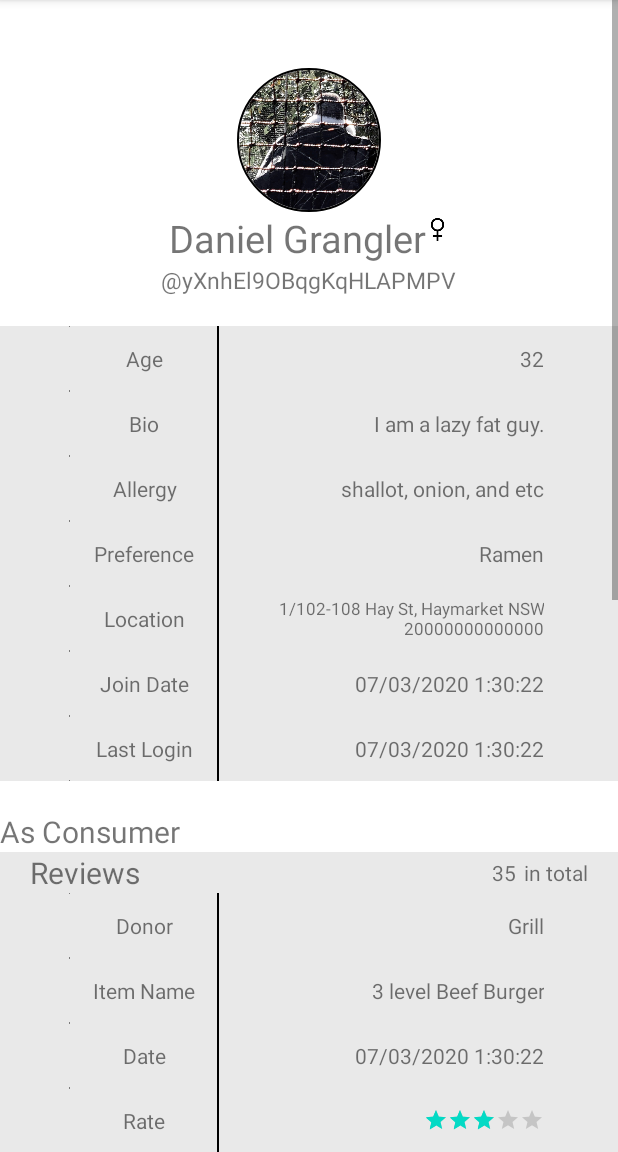
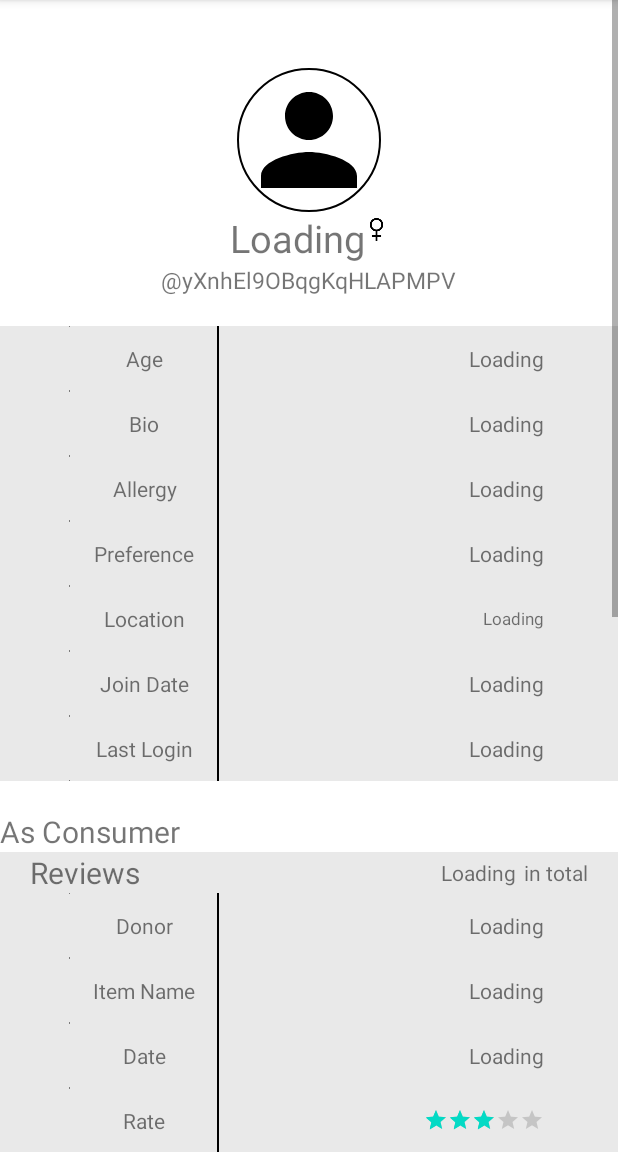
Before and after one commit to mospy26/foodfair, an Android app: the fragment ProfileFragment shown on its own in the app's theme, on a phone screen of 412 x 824 dp, the part 84-1236 px from its top. Run offline under Robolectric (Android 15) with nearby library versions, the phone set to English and light mode, and no system bars; our stand-ins replace CircleImageView, Firebase (no records; nobody signed in at launch, a user with empty details on screens opened directly), Picasso; pictures from the network do not load; Roboto replaces fonts that are not available here; 1 statement that could not run was skipped.

Commit message:
Food item & User Profile xml default content switch to placeholder.

```diff
--- a/app/src/main/res/layout/food_item.xml
+++ b/app/src/main/res/layout/food_item.xml
@@ -73,7 +73,7 @@
                             style="@style/TableRightCell"
                             android:id="@+id/fooddetail_foodallergyTextView"
                             android:textColor="@color/Red"
-                            android:text="milk, cheese " />
+                            android:text="Loading" />
                     </TableRow>
 
                     <TableRow>
@@ -84,7 +84,7 @@
                         <TextView
                             android:id="@+id/fooddetail_foodOnDateTextView"
                             style="@style/TableRightCell"
-                            android:text="2020-09-10 18:33:20" />
+                            android:text="Loading" />
                     </TableRow>
 
                     <TableRow>
@@ -96,7 +96,7 @@
                         <TextView
                             android:id="@+id/fooddetail_foodExpireDateTextView"
                             style="@style/TableRightCell"
-                            android:text="2020-09-10 18:33:20" />
+                            android:text="Loading" />
                     </TableRow>
 
                     <TableRow>
@@ -107,7 +107,7 @@
                         <TextView
                             android:id="@+id/fooddetail_foodQuantityTextView"
                             style="@style/TableRightCell"
-                            android:text="3" />
+                            android:text="Loading" />
                     </TableRow>
                     <TableRow>
                         <TextView
@@ -117,7 +117,7 @@
                         <TextView
                             style="@style/TableRightCell"
                             android:id="@+id/fooddetail_donorNameTextView"
-                            android:text="Piccacio Restaurant"
+                            android:text="Loading"
                             />
                     </TableRow>
                     <TableRow>
@@ -127,7 +127,7 @@
                         <TextView
                             android:id="@+id/fooddetail_donorAddressTextView"
                             style="@style/TableRightCell"
-                            android:text="1/102-108 Hay St, Haymarket NSW 2000"
+                            android:text="Loading"
                             android:textSize="11sp" />
                     </TableRow>
 
@@ -139,7 +139,7 @@
                             android:id="@+id/fooddetail_foodTextDescriptionTextView"
                             style="@style/TableRightCell"
                             android:textSize="11sp"
-                            android:text="This food was made this morning. It should be consumed today." />
+                            android:text="Loading" />
                     </TableRow>
                 </TableLayout>
 
--- a/app/src/main/res/layout/user_profile.xml
+++ b/app/src/main/res/layout/user_profile.xml
@@ -47,7 +47,7 @@
                 android:id="@+id/userProfile_profileCircleImageView"
                 android:layout_width="96dp"
                 android:layout_height="96dp"
-                android:src="@drawable/sample_profile_image"
+                android:src="@drawable/ic_menu_profile"
                 app:civ_border_color="#FF000000"
                 app:civ_border_width="1dp" />
 
@@ -62,7 +62,7 @@
                     android:layout_width="wrap_content"
                     android:layout_height="wrap_content"
                     android:gravity="center"
-                    android:text="Daniel Grangler"
+                    android:text="Loading"
                     android:textSize="25dp" />
 
                 <ImageView
@@ -83,7 +83,7 @@
                     android:id="@+id/userProfile_userIdTextView"
                     android:layout_width="wrap_content"
                     android:layout_height="wrap_content"
-                    android:text="\@daniG632"
+                    android:text="Loading"
                     android:textSize="15dp" />
             </LinearLayout>
 
@@ -98,9 +98,7 @@
                     android:layout_width="320dp"
                     android:layout_height="match_parent"
                     android:stretchColumns="1">
-
                     <TableRow>
-
                         <TextView
                             style="@style/TableLeftCell"
                             android:text="Age" />
@@ -108,7 +106,7 @@
                         <TextView
                             android:id="@+id/userProfile_ageTextView"
                             style="@style/TableRightCell"
-                            android:text="32" />
+                            android:text="Loading" />
                     </TableRow>
 
                     <TableRow>
@@ -120,7 +118,7 @@
                         <TextView
                             android:id="@+id/userProfile_bioTextView"
                             style="@style/TableRightCell"
-                            android:text="I am a lazy fat guy." />
+                            android:text="Loading" />
                     </TableRow>
 
                     <TableRow>
@@ -132,7 +130,7 @@
                         <TextView
                             android:id="@+id/userProfile_allergyTextView"
                             style="@style/TableRightCell"
-                            android:text="shallot, onion, and etc" />
+                            android:text="Loading" />
                     </TableRow>
 
                     <TableRow>
@@ -144,7 +142,7 @@
                         <TextView
                             android:id="@+id/userProfile_preferenceTextView"
                             style="@style/TableRightCell"
-                            android:text="Ramen" />
+                            android:text="Loading" />
                     </TableRow>
 
                     <TableRow>
@@ -156,7 +154,7 @@
                         <TextView
                             android:id="@+id/userProfile_locationTextView"
                             style="@style/TableRightCell"
-                            android:text="1/102-108 Hay St, Haymarket NSW 20000000000000"
+                            android:text="Loading"
                             android:textSize="11sp" />
                     </TableRow>
 
@@ -169,7 +167,7 @@
                         <TextView
                             android:id="@+id/userProfile_joinDateTextView"
                             style="@style/TableRightCell"
-                            android:text="07/03/2020 1:30:22" />
+                            android:text="Loading" />
                     </TableRow>
 
                     <TableRow>
@@ -182,7 +180,7 @@
                         <TextView
                             android:id="@+id/userProfile_lastLoginDateTextView"
                             style="@style/TableRightCell"
-                            android:text="07/03/2020 1:30:22" />
+                            android:text="Loading" />
                     </TableRow>
 
                 </TableLayout>
@@ -235,7 +233,7 @@
                             android:layout_width="wrap_content"
                             android:layout_height="wrap_content"
                             android:layout_marginRight="5dp"
-                            android:text="35"
+                            android:text="Loading"
                             android:textSize="14sp"></TextView>
 
                         <TextView
@@ -268,7 +266,7 @@
                             <TextView
                                 android:id="@+id/userProfile_reviewsDonorNameTextView"
                                 style="@style/TableRightCell"
-                                android:text="Grill" />
+                                android:text="Loading" />
                         </TableRow>
 
                         <TableRow>
@@ -280,7 +278,7 @@
                             <TextView
                                 android:id="@+id/userProfile_reviewsFoodNameTextView"
                                 style="@style/TableRightCell"
-                                android:text="3 level Beef Burger" />
+                                android:text="Loading" />
                         </TableRow>
 
                         <TableRow>
@@ -292,7 +290,7 @@
                             <TextView
                                 android:id="@+id/userProfile_reviewsDateTextView"
                                 style="@style/TableRightCell"
-                                android:text="07/03/2020 1:30:22" />
+                                android:text="Loading" />
                         </TableRow>
 
                         <TableRow>
@@ -349,7 +347,7 @@
                                         android:adjustViewBounds="true"
                                         android:scaleType="fitXY"
                                         app:shapeAppearanceOverlay="@style/roundedImageView"
-                                        app:srcCompat="@drawable/foodsample" />
+                                        app:srcCompat="@drawable/quantum_ic_clear_grey600_24" />
 
                                     <com.google.android.material.imageview.ShapeableImageView
                                         android:id="@+id/userProfile_reviewsImageReviewShapeableImageView3"
@@ -360,7 +358,7 @@
                                         android:adjustViewBounds="true"
                                         android:scaleType="fitXY"
                                         app:shapeAppearanceOverlay="@style/roundedImageView"
-                                        app:srcCompat="@drawable/foodsample" />
+                                        app:srcCompat="@drawable/quantum_ic_clear_grey600_24" />
 
                                     <com.google.android.material.imageview.ShapeableImageView
                                         android:id="@+id/userProfile_reviewsImageReviewShapeableImageView2"
@@ -371,7 +369,7 @@
                                         android:adjustViewBounds="true"
                                         android:scaleType="fitXY"
                                         app:shapeAppearanceOverlay="@style/roundedImageView"
-                                        app:srcCompat="@drawable/foodsample" />
+                                        app:srcCompat="@drawable/quantum_ic_clear_grey600_24" />
 
                                     <com.google.android.material.imageview.ShapeableImageView
                                         android:id="@+id/userProfile_reviewsImageReviewShapeableImageView1"
@@ -382,7 +380,7 @@
                                         android:adjustViewBounds="true"
                                         android:scaleType="fitXY"
                                         app:shapeAppearanceOverlay="@style/roundedImageView"
-                                        app:srcCompat="@drawable/foodsample" />
+                                        app:srcCompat="@drawable/quantum_ic_clear_grey600_24" />
 
 
                                 </LinearLayout>
@@ -394,7 +392,7 @@
                                     android:layout_height="wrap_content"
                                     android:gravity="right"
                                     android:padding="3dip"
-                                    android:text="1/102-108 Hay St, Haymarket NSW 20000000000000"
+                                    android:text="Loading"
                                     android:textSize="11sp" />
                             </LinearLayout>
 
@@ -438,7 +436,7 @@
                             android:layout_width="wrap_content"
                             android:layout_height="wrap_content"
                             android:layout_marginRight="5dp"
-                            android:text="5"
+                            android:text="loading"
                             android:textSize="14sp"></TextView>
 
                         <TextView
@@ -453,7 +451,7 @@
                             android:layout_width="wrap_content"
                             android:layout_height="wrap_content"
                             android:layout_marginRight="25dp"
-                            android:text="35"
+                            android:text="loading"
                             android:textSize="14sp"></TextView>
                     </LinearLayout>
                 </RelativeLayout>
@@ -624,7 +622,7 @@
                             android:layout_width="wrap_content"
                             android:layout_height="wrap_content"
                             android:layout_marginRight="5dp"
-                            android:text="35"
+                            android:text="loading"
                             android:textSize="14sp"></TextView>
 
                         <TextView
@@ -657,7 +655,7 @@
                             <TextView
                                 android:id="@+id/userProfile_donorOnShelfFoodNameTextView"
                                 style="@style/TableRightCell"
-                                android:text="3 level Beef Burger" />
+                                android:text="Loading" />
                         </TableRow>
 
                         <TableRow>
@@ -669,7 +667,7 @@
                             <TextView
                                 android:id="@+id/userProfile_donorOnShelfDateOnTextView"
                                 style="@style/TableRightCell"
-                                android:text="07/03/2020 1:30:22" />
+                                android:text="Loading" />
                         </TableRow>
 
                         <TableRow>
@@ -681,7 +679,7 @@
                             <TextView
                                 android:id="@+id/userProfile_donorOnShelfDateExpireTextView"
                                 style="@style/TableRightCell"
-                                android:text="07/03/2020 1:30:22" />
+                                android:text="Loading" />
                         </TableRow>
 
 
@@ -713,7 +711,7 @@
                                         android:adjustViewBounds="true"
                                         android:scaleType="fitXY"
                                         app:shapeAppearanceOverlay="@style/roundedImageView"
-                                        app:srcCompat="@drawable/foodsample" />
+                                        app:srcCompat="@drawable/quantum_ic_clear_grey600_24" />
 
                                     <com.google.android.material.imageview.ShapeableImageView
                                         android:id="@+id/userProfile_donorOnShelfFoodImageImageView3"
@@ -724,7 +722,7 @@
                                         android:adjustViewBounds="true"
                                         android:scaleType="fitXY"
                                         app:shapeAppearanceOverlay="@style/roundedImageView"
-                                        app:srcCompat="@drawable/foodsample" />
+                                        app:srcCompat="@drawable/quantum_ic_clear_grey600_24" />
 
                                     <com.google.android.material.imageview.ShapeableImageView
                                         android:id="@+id/userProfile_donorOnShelfFoodImageImageView2"
@@ -735,7 +733,7 @@
                                         android:adjustViewBounds="true"
                                         android:scaleType="fitXY"
                                         app:shapeAppearanceOverlay="@style/roundedImageView"
-                                        app:srcCompat="@drawable/foodsample" />
+                                        app:srcCompat="@drawable/quantum_ic_clear_grey600_24" />
 
                                     <com.google.android.material.imageview.ShapeableImageView
                                         android:id="@+id/userProfile_donorOnShelfFoodImageImageView1"
@@ -746,7 +744,7 @@
                                         android:adjustViewBounds="true"
                                         android:scaleType="fitXY"
                                         app:shapeAppearanceOverlay="@style/roundedImageView"
-                                        app:srcCompat="@drawable/foodsample" />
+                                        app:srcCompat="@drawable/quantum_ic_clear_grey600_24" />
                                 </LinearLayout>
 
 
@@ -756,7 +754,7 @@
                                     android:layout_height="wrap_content"
                                     android:gravity="right"
                                     android:padding="3dip"
-                                    android:text="1/102-108 Hay St, Haymaaymarket NSW 20000000000000rket NSW 2000"
+                                    android:text="Loading"
                                     android:textSize="11sp" />
                             </LinearLayout>
 
@@ -800,7 +798,7 @@
                             android:layout_width="wrap_content"
                             android:layout_height="wrap_content"
                             android:layout_marginRight="5dp"
-                            android:text="35"
+                            android:text="Loading"
                             android:textSize="14sp"></TextView>
 
                         <TextView
@@ -833,7 +831,7 @@
                             <TextView
                                 android:id="@+id/userProfile_donorReviewedItemConsumerTextView"
                                 style="@style/TableRightCell"
-                                android:text="Tom" />
+                                android:text="Loading" />
                         </TableRow>
 
                         <TableRow>
@@ -845,7 +843,7 @@
                             <TextView
                                 android:id="@+id/userProfile_donorReviewedItemFoodNameTextView"
                                 style="@style/TableRightCell"
-                                android:text="3 level Beef Burger" />
+                                android:text="Loading" />
                         </TableRow>
 
                         <TableRow>
@@ -857,7 +855,7 @@
                             <TextView
                                 android:id="@+id/userProfile_donorReviewedItemReviewedDateTextView"
                                 style="@style/TableRightCell"
-                                android:text="07/03/2020 1:30:22" />
+                                android:text="Loading" />
                         </TableRow>
 
                         <TableRow>
@@ -916,7 +914,7 @@
                                         android:adjustViewBounds="true"
                                         android:scaleType="fitXY"
                                         app:shapeAppearanceOverlay="@style/roundedImageView"
-                                        app:srcCompat="@drawable/foodsample" />
+                                        app:srcCompat="@drawable/quantum_ic_clear_grey600_24" />
 
                                     <com.google.android.material.imageview.ShapeableImageView
                                         android:id="@+id/userProfile_donorReviewedItemFoodImageImageView3"
@@ -927,7 +925,7 @@
                                         android:adjustViewBounds="true"
                                         android:scaleType="fitXY"
                                         app:shapeAppearanceOverlay="@style/roundedImageView"
-                                        app:srcCompat="@drawable/foodsample" />
+                                        app:srcCompat="@drawable/quantum_ic_clear_grey600_24" />
 
                                     <com.google.android.material.imageview.ShapeableImageView
                                         android:id="@+id/userProfile_donorReviewedItemFoodImageImageView2"
@@ -938,7 +936,7 @@
                                         android:adjustViewBounds="true"
                                         android:scaleType="fitXY"
                                         app:shapeAppearanceOverlay="@style/roundedImageView"
-                                        app:srcCompat="@drawable/foodsample" />
+                                        app:srcCompat="@drawable/quantum_ic_clear_grey600_24" />
 
                                     <com.google.android.material.imageview.ShapeableImageView
                                         android:id="@+id/userProfile_donorReviewedItemFoodImageImageView1"
@@ -949,7 +947,7 @@
                                         android:adjustViewBounds="true"
                                         android:scaleType="fitXY"
                                         app:shapeAppearanceOverlay="@style/roundedImageView"
-                                        app:srcCompat="@drawable/foodsample" />
+                                        app:srcCompat="@drawable/quantum_ic_clear_grey600_24" />
 
 
                                 </LinearLayout>
@@ -961,7 +959,7 @@
                                     android:layout_height="wrap_content"
                                     android:gravity="right"
                                     android:padding="3dip"
-                                    android:text="1/102-108 Hay St, Haymarket NSW 2000aymarket NSW 20000000000000"
+                                    android:text="Loading"
                                     android:textSize="11sp" />
                             </LinearLayout>
 
@@ -1005,7 +1003,7 @@
                             android:layout_width="wrap_content"
                             android:layout_height="wrap_content"
                             android:layout_marginRight="5dp"
-                            android:text="5"
+                            android:text="Loading"
                             android:textSize="14sp"></TextView>
 
                         <TextView
@@ -1020,7 +1018,7 @@
                             android:layout_width="wrap_content"
                             android:layout_height="wrap_content"
                             android:layout_marginRight="25dp"
-                            android:text="35"
+                            android:text="Loading"
                             android:textSize="14sp"></TextView>
                     </LinearLayout>
                 </RelativeLayout>
```
